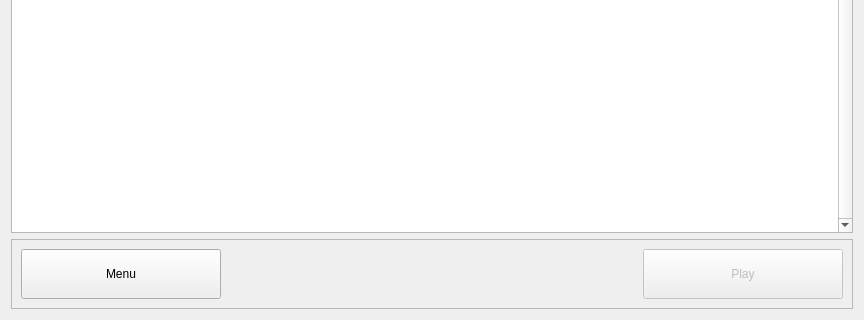
LowbeeNorman/MinesweeperEdu, file MinesweeperEdu/levelselect.ui: the form before one commit; both pictures show x 0 to 864 and y 300 to 620 of the 864 by 620 pixel window.
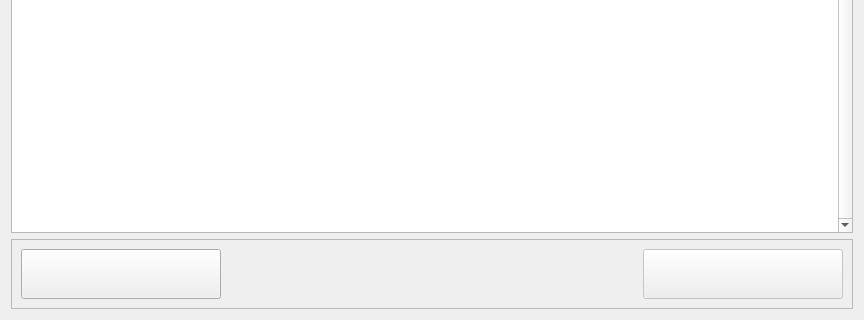
The form after the commit. Icons and pictures are not drawn.

Commit message: start button refinement

Patch:
```diff
--- a/MinesweeperEdu/levelselect.ui
+++ b/MinesweeperEdu/levelselect.ui
@@ -56,8 +56,17 @@
           <height>50</height>
          </size>
         </property>
+        <property name="styleSheet">
+         <string notr="true">border-image: url(:/images/menu.png);</string>
+        </property>
         <property name="text">
-         <string>Menu</string>
+         <string/>
+        </property>
+        <property name="iconSize">
+         <size>
+          <width>200</width>
+          <height>50</height>
+         </size>
         </property>
        </widget>
       </item>
@@ -93,8 +102,19 @@
           <height>50</height>
          </size>
         </property>
+        <property name="styleSheet">
+         <string notr="true">QPushButton:disabled{border-image: url(:/images/start.png);}
+QPushButton:enabled{border-image: url(:/images/startActive.png);}
+QPushButton:pressed{border-image: url(:/images/start.png);}</string>
+        </property>
         <property name="text">
-         <string>Play</string>
+         <string/>
+        </property>
+        <property name="iconSize">
+         <size>
+          <width>200</width>
+          <height>50</height>
+         </size>
         </property>
        </widget>
       </item>
```
The commit also changes 5 other files.
